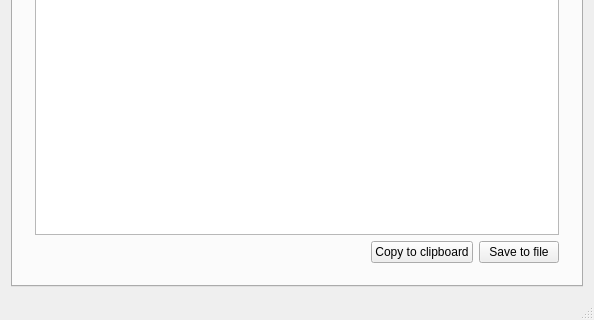
Above: src-qt4/pc-updatecenter/mainwindow.ui from trueos/pcbsd before the change; both pictures show x 0 to 594 and y 139 to 459 of the 594 by 459 pixel window. Below: the same form after it.
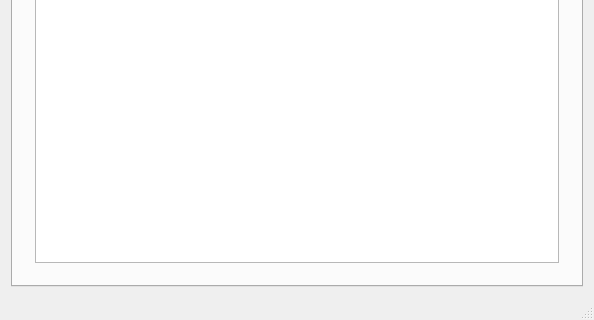
That is the form after the change. The open tabs and pages were chosen to show the change. Icons and pictures are not drawn. Custom widgets are drawn as their Qt base class.

Commit message: Packages uidate download with GUI initial implementation

The edit to the form file:
```diff
--- a/src-qt4/pc-updatecenter/mainwindow.ui
+++ b/src-qt4/pc-updatecenter/mainwindow.ui
@@ -385,38 +385,11 @@
              </widget>
             </item>
             <item>
-             <widget class="QTextBrowser" name="textBrowser_2"/>
-            </item>
-            <item>
-             <layout class="QHBoxLayout" name="horizontalLayout_7">
-              <item>
-               <spacer name="horizontalSpacer_8">
-                <property name="orientation">
-                 <enum>Qt::Horizontal</enum>
-                </property>
-                <property name="sizeHint" stdset="0">
-                 <size>
-                  <width>40</width>
-                  <height>20</height>
-                 </size>
-                </property>
-               </spacer>
-              </item>
-              <item>
-               <widget class="QPushButton" name="pushButton_5">
-                <property name="text">
-                 <string>Copy to clipboard</string>
-                </property>
-               </widget>
-              </item>
-              <item>
-               <widget class="QPushButton" name="pushButton_6">
-                <property name="text">
-                 <string>Save to file</string>
-                </property>
-               </widget>
-              </item>
-             </layout>
+             <widget class="QTextEdit" name="pkgUpdateLog">
+              <property name="readOnly">
+               <bool>true</bool>
+              </property>
+             </widget>
             </item>
            </layout>
           </widget>
```
The commit also changes 4 other files.
